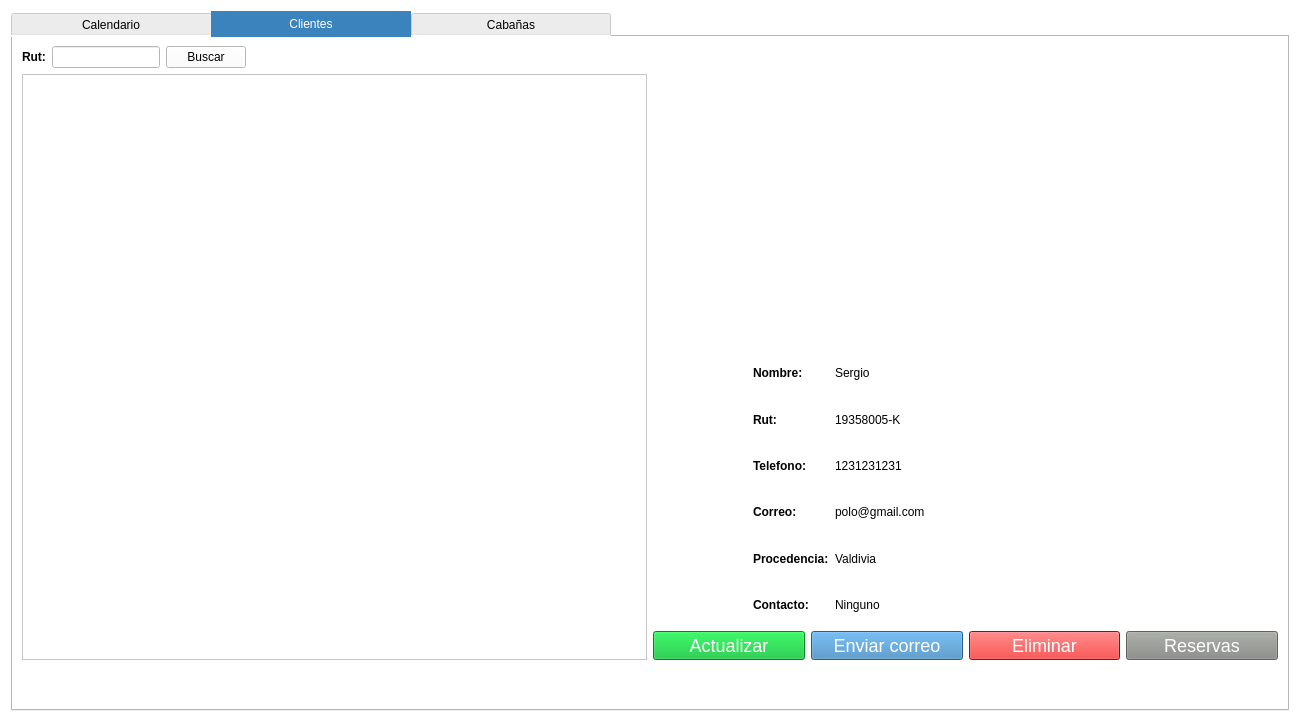
Old version of the form UIfiles/Tab.ui in the repository DiteRr/IgmavaAPP.
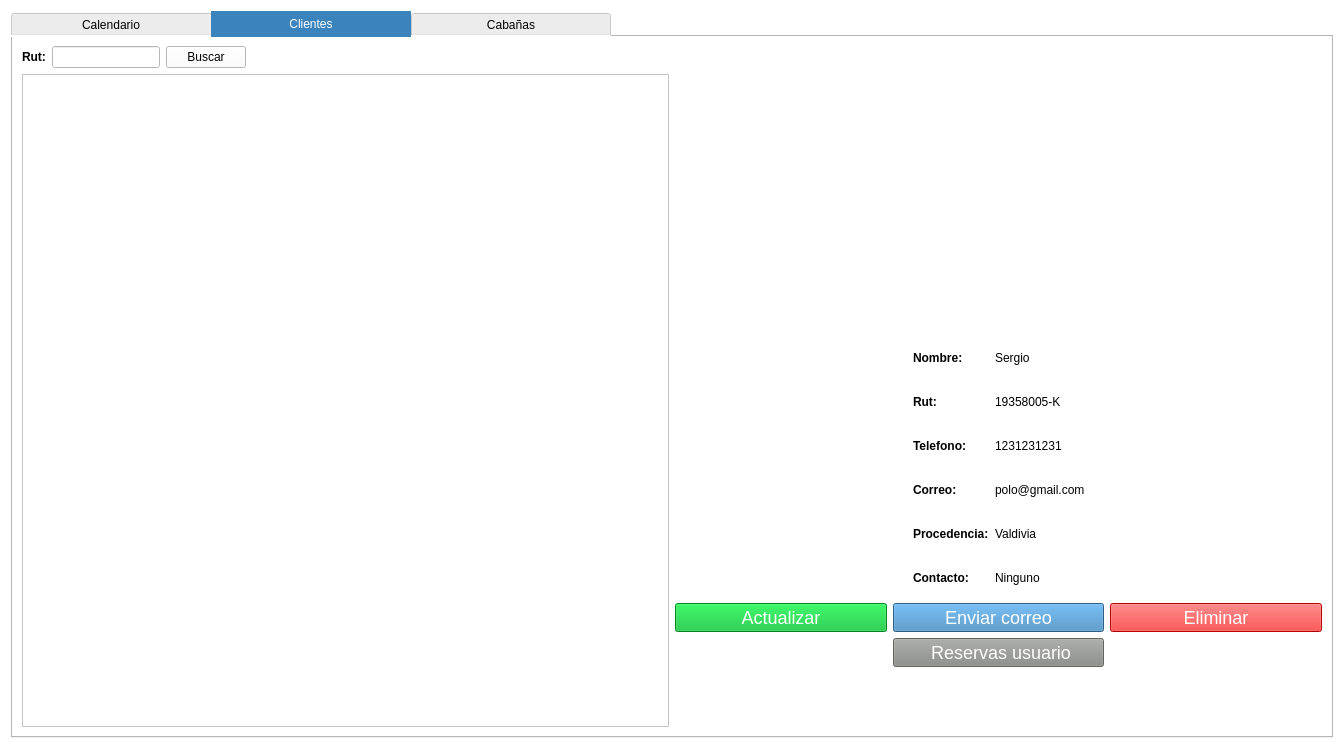
New version of the form. The open tabs and pages were chosen to show the change. Icons and pictures are not drawn.

```diff
--- a/UIfiles/Tab.ui
+++ b/UIfiles/Tab.ui
@@ -6,8 +6,8 @@
    <rect>
     <x>0</x>
     <y>0</y>
-    <width>1300</width>
-    <height>722</height>
+    <width>1344</width>
+    <height>749</height>
    </rect>
   </property>
   <property name="minimumSize">
@@ -299,7 +299,7 @@
       <attribute name="title">
        <string>Clientes</string>
       </attribute>
-      <layout class="QGridLayout" name="gridLayout_5">
+      <layout class="QGridLayout" name="gridLayout_6">
        <item row="0" column="0">
         <layout class="QHBoxLayout" name="horizontalLayout_5">
          <item>
@@ -357,9 +357,13 @@
        <item row="1" column="1">
         <layout class="QVBoxLayout" name="verticalLayout">
          <item>
-          <layout class="QVBoxLayout" name="verticalLayout_7">
-           <item>
             <widget class="QLabel" name="label_2">
+           <property name="sizePolicy">
+            <sizepolicy hsizetype="Minimum" vsizetype="Preferred">
+             <horstretch>0</horstretch>
+             <verstretch>0</verstretch>
+            </sizepolicy>
+           </property>
              <property name="styleSheet">
               <string notr="true">image: url(:/prefijoNuevo/imageUse/user.png);</string>
              </property>
@@ -515,7 +519,7 @@
                 <enum>Qt::Horizontal</enum>
                </property>
                <property name="sizeType">
-                <enum>QSizePolicy::Fixed</enum>
+              <enum>QSizePolicy::Expanding</enum>
                </property>
                <property name="sizeHint" stdset="0">
                 <size>
@@ -528,46 +532,8 @@
             </layout>
            </item>
            <item>
-            <layout class="QHBoxLayout" name="horizontalLayout_4">
-             <item>
-              <widget class="QPushButton" name="update">
-               <property name="sizePolicy">
-                <sizepolicy hsizetype="Minimum" vsizetype="Maximum">
-                 <horstretch>0</horstretch>
-                 <verstretch>0</verstretch>
-                </sizepolicy>
-               </property>
-               <property name="styleSheet">
-                <string notr="true">background-color: #00BB2D;
-font-size: 18px;
-/*border-radius: 8px;*/
-color: #FFFFFF;</string>
-               </property>
-               <property name="text">
-                <string>Actualizar</string>
-               </property>
-              </widget>
-             </item>
-             <item>
-              <widget class="QPushButton" name="sendEmail">
-               <property name="sizePolicy">
-                <sizepolicy hsizetype="Minimum" vsizetype="Maximum">
-                 <horstretch>0</horstretch>
-                 <verstretch>0</verstretch>
-                </sizepolicy>
-               </property>
-               <property name="styleSheet">
-                <string notr="true">background-color: #3B83BD;
-font-size: 18px;
-/*border-radius: 8px;*/
-color: #FFFFFF;</string>
-               </property>
-               <property name="text">
-                <string>Enviar correo</string>
-               </property>
-              </widget>
-             </item>
-             <item>
+          <layout class="QGridLayout" name="gridLayout_5">
+           <item row="0" column="2">
               <widget class="QPushButton" name="eliminar">
                <property name="sizePolicy">
                 <sizepolicy hsizetype="Minimum" vsizetype="Maximum">
@@ -586,7 +552,7 @@
                </property>
               </widget>
              </item>
-             <item>
+           <item row="1" column="1">
               <widget class="QPushButton" name="editR">
                <property name="sizePolicy">
                 <sizepolicy hsizetype="Minimum" vsizetype="Maximum">
@@ -600,17 +566,49 @@
 color: #FFFFFF;</string>
                </property>
                <property name="text">
-                <string>Reservas</string>
+              <string> Reservas usuario</string>
                </property>
               </widget>
              </item>
-            </layout>
+           <item row="0" column="0">
+            <widget class="QPushButton" name="update">
+             <property name="sizePolicy">
+              <sizepolicy hsizetype="Minimum" vsizetype="Maximum">
+               <horstretch>0</horstretch>
+               <verstretch>0</verstretch>
+              </sizepolicy>
+             </property>
+             <property name="styleSheet">
+              <string notr="true">background-color: #00BB2D;
+font-size: 18px;
+/*border-radius: 8px;*/
+color: #FFFFFF;</string>
+             </property>
+             <property name="text">
+              <string>Actualizar</string>
+             </property>
+            </widget>
            </item>
-          </layout>
-         </item>
-        </layout>
-       </item>
-       <item row="2" column="0">
+           <item row="0" column="1">
+            <widget class="QPushButton" name="sendEmail">
+             <property name="sizePolicy">
+              <sizepolicy hsizetype="Minimum" vsizetype="Maximum">
+               <horstretch>0</horstretch>
+               <verstretch>0</verstretch>
+              </sizepolicy>
+             </property>
+             <property name="styleSheet">
+              <string notr="true">background-color: #3B83BD;
+font-size: 18px;
+/*border-radius: 8px;*/
+color: #FFFFFF;</string>
+             </property>
+             <property name="text">
+              <string>Enviar correo</string>
+             </property>
+            </widget>
+           </item>
+           <item row="2" column="1">
         <spacer name="verticalSpacer_5">
          <property name="orientation">
           <enum>Qt::Vertical</enum>
@@ -621,10 +619,14 @@
          <property name="sizeHint" stdset="0">
           <size>
            <width>20</width>
-           <height>40</height>
+               <height>60</height>
           </size>
          </property>
         </spacer>
+           </item>
+          </layout>
+         </item>
+        </layout>
        </item>
       </layout>
      </widget>
```
Left out of the diff: 182 changed lines with no effect on the pictures. Lines whose indentation alone changed are shown as unchanged.
